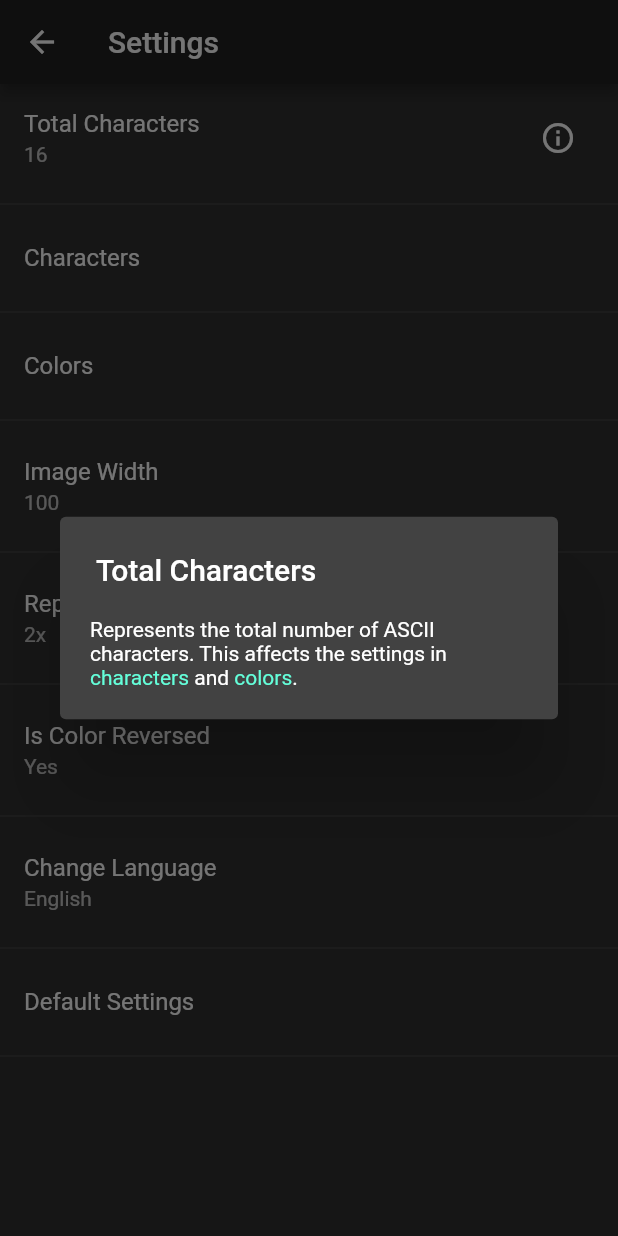
After one commit to dhimasdewanto/convert_image_to_ascii, a Flutter app: the SettingsPage screen opened directly, after a tap on the "info outline" icon, on a phone screen of 412 x 824 dp. The commit adds this screen. Run offline on Flutter 3.47's test engine with Material 2 defaults, Android fonts, the phone set to English and light mode, and no system bars; our stand-ins replace dartz, easy_localization, flutter_bloc, freezed_annotation, gallery_saver, get_it and 3 more; accounts and stored records are empty; project files that could hold a hidden picture were left out.

Commit message:
Add info total characters

```diff
--- /dev/null
+++ b/lib/features/settings/presentation/dialogs/info_total_characters_dialog.dart
@@ -0,0 +1,103 @@
+import 'package:easy_localization/easy_localization.dart';
+import 'package:flutter/gestures.dart';
+import 'package:flutter/material.dart';
+
+import '../../../../core/navigators.dart';
+import '../pages/character_settings_page.dart';
+import '../pages/color_settings_page.dart';
+
+/// Information in settings page.
+/// Can't use default localization.
+class InfoTotalCharactersDialog extends StatelessWidget {
+  const InfoTotalCharactersDialog({
+    Key? key,
+  }) : super(key: key);
+
+  @override
+  Widget build(BuildContext context) {
+    final color = Theme.of(context).accentColor;
+
+    return SimpleDialog(
+      contentPadding: const EdgeInsets.all(20),
+      title: Text(tr('total_characters')),
+      children: [
+        if (context.locale == const Locale('en', 'US'))
+          RichText(
+            text: TextSpan(
+              text:
+                  "Represents the total number of ASCII characters. This affects the settings in",
+              style: DefaultTextStyle.of(context).style,
+              children: <TextSpan>[
+                TextSpan(
+                  text: " characters",
+                  style: DefaultTextStyle.of(context).style.copyWith(
+                        color: color,
+                      ),
+                  recognizer: TapGestureRecognizer()
+                    ..onTap = () => push(
+                          context: context,
+                          page: const CharacterSettingsPage(),
+                        ),
+                ),
+                const TextSpan(
+                  text: " and",
+                ),
+                TextSpan(
+                  text: " colors",
+                  style: DefaultTextStyle.of(context).style.copyWith(
+                        color: color,
+                      ),
+                  recognizer: TapGestureRecognizer()
+                    ..onTap = () => push(
+                          context: context,
+                          page: const ColorSettingsPage(),
+                        ),
+                ),
+                const TextSpan(
+                  text: ".",
+                ),
+              ],
+            ),
+          ),
+        if (context.locale == const Locale('id', 'ID'))
+          RichText(
+            text: TextSpan(
+              text:
+                  "Merupakan jumlah keseluruhan ASCII karakter. Ini mempengaruhi pengaturan di",
+              style: DefaultTextStyle.of(context).style,
+              children: <TextSpan>[
+                TextSpan(
+                  text: " karakter",
+                  style: DefaultTextStyle.of(context).style.copyWith(
+                        color: color,
+                      ),
+                  recognizer: TapGestureRecognizer()
+                    ..onTap = () => push(
+                          context: context,
+                          page: const CharacterSettingsPage(),
+                        ),
+                ),
+                const TextSpan(
+                  text: " dan",
+                ),
+                TextSpan(
+                  text: " warna",
+                  style: DefaultTextStyle.of(context).style.copyWith(
+                        color: color,
+                      ),
+                  recognizer: TapGestureRecognizer()
+                    ..onTap = () => push(
+                          context: context,
+                          page: const ColorSettingsPage(),
+                        ),
+                ),
+                const TextSpan(
+                  text: ".",
+                ),
+              ],
+            ),
+          ),
+      ],
+    );
+  }
+}
--- a/lib/features/settings/presentation/pages/settings_page.dart
+++ b/lib/features/settings/presentation/pages/settings_page.dart
@@ -7,6 +7,7 @@ import '../blocs/settings/settings_bloc.dart';
 import '../dialogs/default_settings_dialog.dart';
 import '../dialogs/image_repeat_characters_dialog.dart';
 import '../dialogs/image_width_dialog.dart';
+import '../dialogs/info_total_characters_dialog.dart';
 import '../dialogs/is_reversed_dialog.dart';
 import '../dialogs/language_dialog.dart';
 import '../dialogs/total_characters_dialog.dart';
@@ -20,7 +21,7 @@ class SettingsPage extends StatelessWidget {
   Widget build(BuildContext context) {
     return Scaffold(
       appBar: AppBar(
-        title: Text(tr('settings')),
+        title: const Text('settings').tr(),
       ),
       body: BlocBuilder<SettingsBloc, SettingsState>(
         builder: (context, state) {
@@ -40,6 +41,15 @@ class SettingsPage extends StatelessWidget {
                         ),
                       );
                     },
+                    trailing: IconButton(
+                      icon: const Icon(Icons.info_outline),
+                      onPressed: () {
+                        showDialog(
+                          context: context,
+                          builder: (_) => const InfoTotalCharactersDialog(),
+                        );
+                      },
+                    ),
                   ),
                   const Divider(),
                   ListTile(
--- a/pubspec.yaml
+++ b/pubspec.yaml
@@ -15,7 +15,7 @@ publish_to: 'none' # Remove this line if you wish to publish to pub.dev
 # In iOS, build-name is used as CFBundleShortVersionString while build-number used as CFBundleVersion.
 # Read more about iOS versioning at
 # https://developer.apple.com/library/archive/documentation/General/Reference/InfoPlistKeyReference/Articles/CoreFoundationKeys.html
-version: 0.2.0+1
+version: 0.3.0+3
 
 environment:
   sdk: '>=2.12.0-0 <3.0.0'
```
